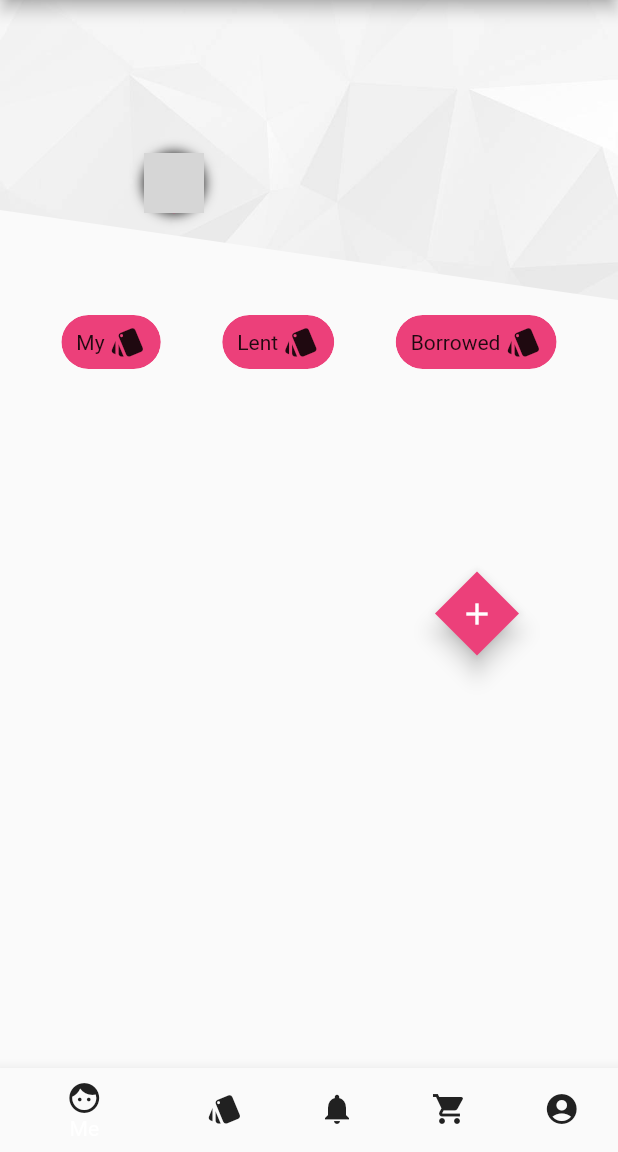
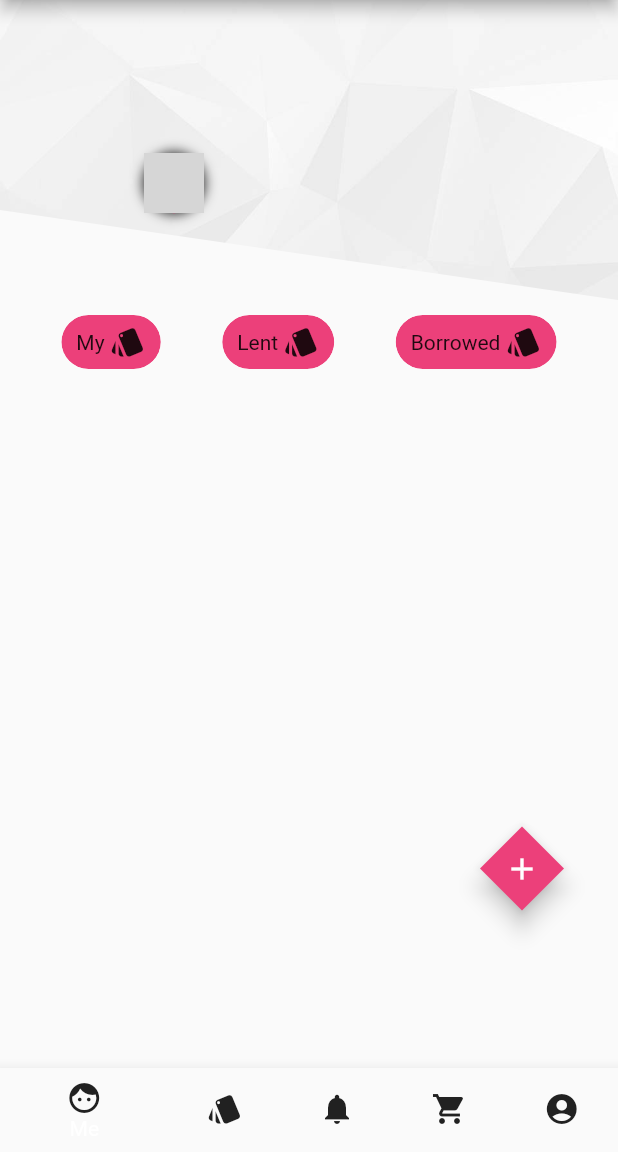
Before and after one commit to Tomino98sv/wardrobeAndroid, a Flutter app: the HomePage screen opened by its route, on a phone screen of 412 x 824 dp, the part 84-1236 px from its top. Run offline on Flutter 3.47's test engine with Material 2 defaults, Android fonts, the phone set to English and light mode, and no system bars; our stand-ins replace cached_network_image, cloud_firestore, firebase_auth, firebase_storage, flutter_slidable, google_sign_in and 2 more; missing offline and left inert: flutter_advanced_networkimage; accounts and stored records are empty; network calls fail; Roboto replaces fonts that are missing (Quicksand); grey boxes are pictures that could not be loaded.

Commit message:
colors changed

```diff
--- a/lib/bl/Pages/filter.dart
+++ b/lib/bl/Pages/filter.dart
@@ -165,7 +165,7 @@ class _FilterChipWidgetState extends State<FilterChipWidget> {
           }
         });
       },
-      selectedColor: Colors.pinkAccent,
+      selectedColor: Theme.of(context).indicatorColor,
     );
   }
 }
@@ -199,7 +199,7 @@ Widget _buildSizeWidget(BuildContext context) {
                    child: Text(sizes[index],
                      style: TextStyle(
                          fontSize: 20.0,
-                       color: Colors.pink
+                       color: Theme.of(context).indicatorColor
                      ),
                    ),
                  );
--- a/lib/bl/Pages/menu.dart
+++ b/lib/bl/Pages/menu.dart
@@ -101,8 +101,7 @@ class _AnimatedFabState extends State<AnimatedFab> with SingleTickerProviderStat
     return new Container(
       height: size,
       width: size,
-      decoration: new BoxDecoration(shape: BoxShape.circle, color: Colors.pink),
-    );
+      decoration: new BoxDecoration(shape: BoxShape.circle, color: Theme.of(context).primaryColor));
   }
 
   open() {
--- a/lib/bl/Pages/welcome.dart
+++ b/lib/bl/Pages/welcome.dart
@@ -480,7 +480,7 @@ class _WelcomePageState extends State<WelcomePage>
 
                             ]),
                               Container(
-                                margin: EdgeInsets.only(left: 290.0, right: 5.0,top: 135.0),
+                                margin: EdgeInsets.only(left: 320.0, right: 5.0,top: 305.0,),
                                 child: FloatingActionButton(
                                     heroTag: "btnWelcome",
                                     child: Icon(Icons.add),
--- a/lib/ui/homePage.dart
+++ b/lib/ui/homePage.dart
@@ -266,7 +266,7 @@ class _HomeState extends State<HomePage> {
             fontFamily: 'Quicksand',
             indicatorColor: Colors.blueGrey,
             brightness: Brightness.light,
-            textTheme: TextTheme(button: TextStyle(color: Colors.white))
+            textTheme: TextTheme(subhead: TextStyle(color: Colors.white))
         ));
   }
 
@@ -274,9 +274,9 @@ class _HomeState extends State<HomePage> {
     return DemoTheme(
         'dark',
         new ThemeData(
-          textTheme: TextTheme(subhead: TextStyle(color: Colors.white),),
+         // textTheme: TextTheme(subhead: TextStyle(color: Colors.white),),
           primaryColor: Colors.black,
-          scaffoldBackgroundColor: Colors.black,
+          scaffoldBackgroundColor: Colors.black54,
           accentColor: Colors.black45,
           buttonColor: Colors.white12,
           toggleableActiveColor: Colors.black54,
```
